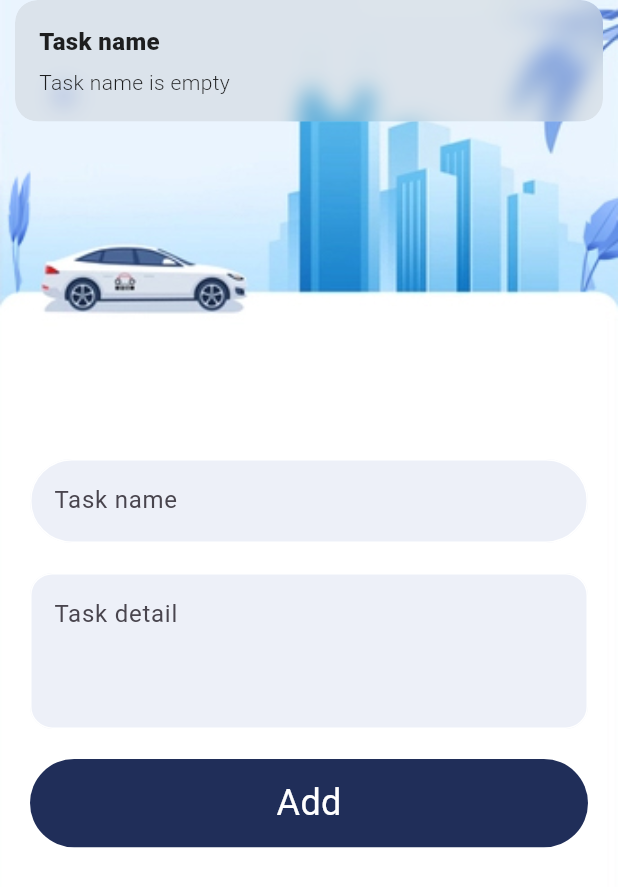
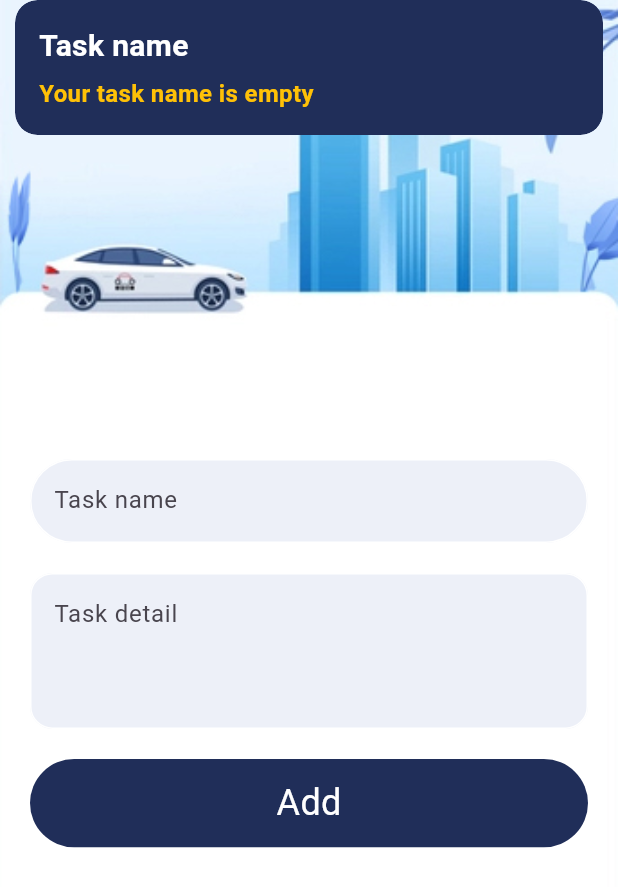
Before and after one commit to Daddy2054/todo_x, a Flutter app: the AddTask screen opened directly, after a tap on "Add", on a phone screen of 412 x 824 dp. Shown: the top 887 px of the screen. Run offline on Flutter 3.47's test engine with Material 2 defaults, Android fonts, the phone set to English and light mode, and no system bars; our stand-ins replace get; network calls fail.

Commit message:
18:50 _dataValidation, Message

```diff
--- a/lib/screens/add_task.dart
+++ b/lib/screens/add_task.dart
@@ -2,6 +2,7 @@ import 'package:flutter/material.dart';
 import 'package:get/get.dart';
 import 'package:todo_x/colors/app_colors.dart';
 import 'package:todo_x/widgets/button_widget.dart';
+import 'package:todo_x/widgets/error_warning_ms.dart';
 import 'package:todo_x/widgets/textfield_widget.dart';
 
 class AddTask extends StatelessWidget {
@@ -14,10 +15,28 @@ class AddTask extends StatelessWidget {
 
     bool _dataValidation() {
       if (nameController.text.trim() == '') {
-        Get.snackbar('Task name', 'Task name is empty');
+        Message.taskErrorOrWarning(
+          'Task name',
+          'Your task name is empty',
+        );
         return false;
       } else if (detailController.text.trim() == '') {
-        Get.snackbar('Task detail', 'Task detail is empty');
+        Message.taskErrorOrWarning(
+          'Task detail',
+          'Your task detail is empty',
+        );
+        return false;
+      } else if (nameController.text.length <= 10) {
+        Message.taskErrorOrWarning(
+          'Task name',
+          'Your task name should be at least 10 characters',
+        );
+        return false;
+      } else if (detailController.text.length <= 20) {
+        Message.taskErrorOrWarning(
+          'Task detail',
+          'Your task detail should be at least 20 characters',
+        );
         return false;
       }
       return true;
--- /dev/null
+++ b/lib/widgets/error_warning_ms.dart
@@ -0,0 +1,33 @@
+import 'package:flutter/material.dart';
+import 'package:get/get.dart';
+
+import '../colors/app_colors.dart';
+
+class Message {
+  static void taskErrorOrWarning(
+    String taskName,
+    String taskErrorOrWarning,
+  ) {
+    Get.snackbar(
+      taskName,
+      taskErrorOrWarning,
+      backgroundColor: AppColors.mainColor,
+      titleText: Text(
+        taskName,
+        style: const TextStyle(
+          fontSize: 20,
+          fontWeight: FontWeight.bold,
+          color: Colors.white,
+        ),
+      ),
+      messageText: Text(
+        taskErrorOrWarning,
+        style: const TextStyle(
+          fontSize: 16,
+          fontWeight: FontWeight.bold,
+          color: Colors.amber,
+        ),
+      ),
+    );
+  }
+}
```
